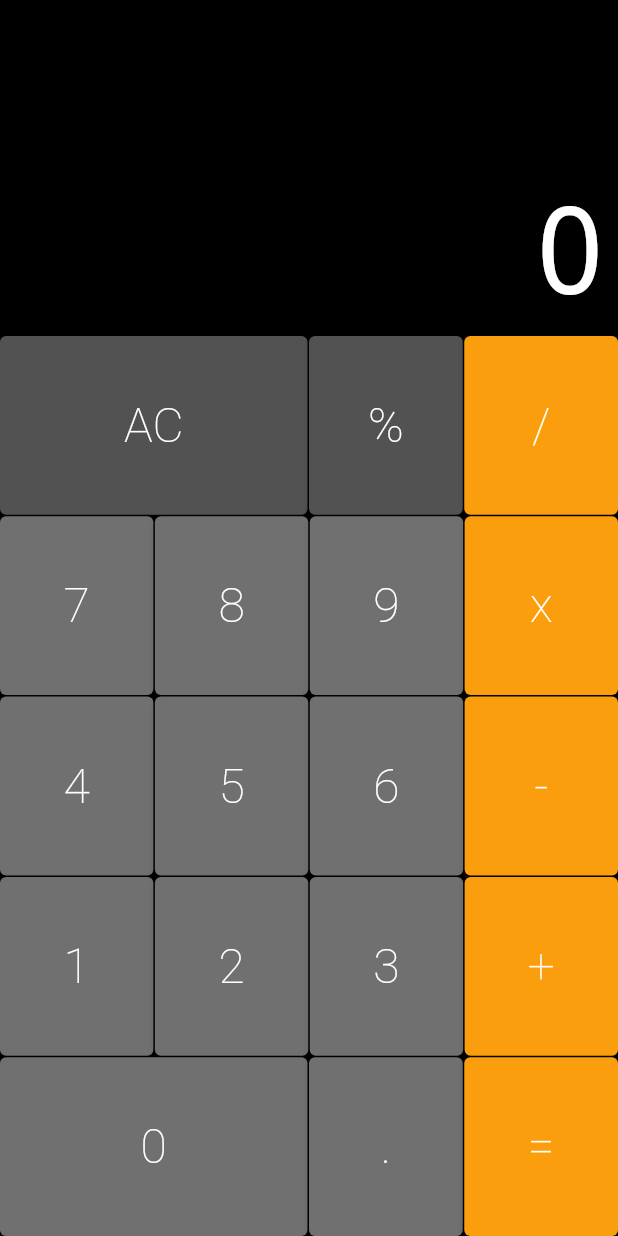
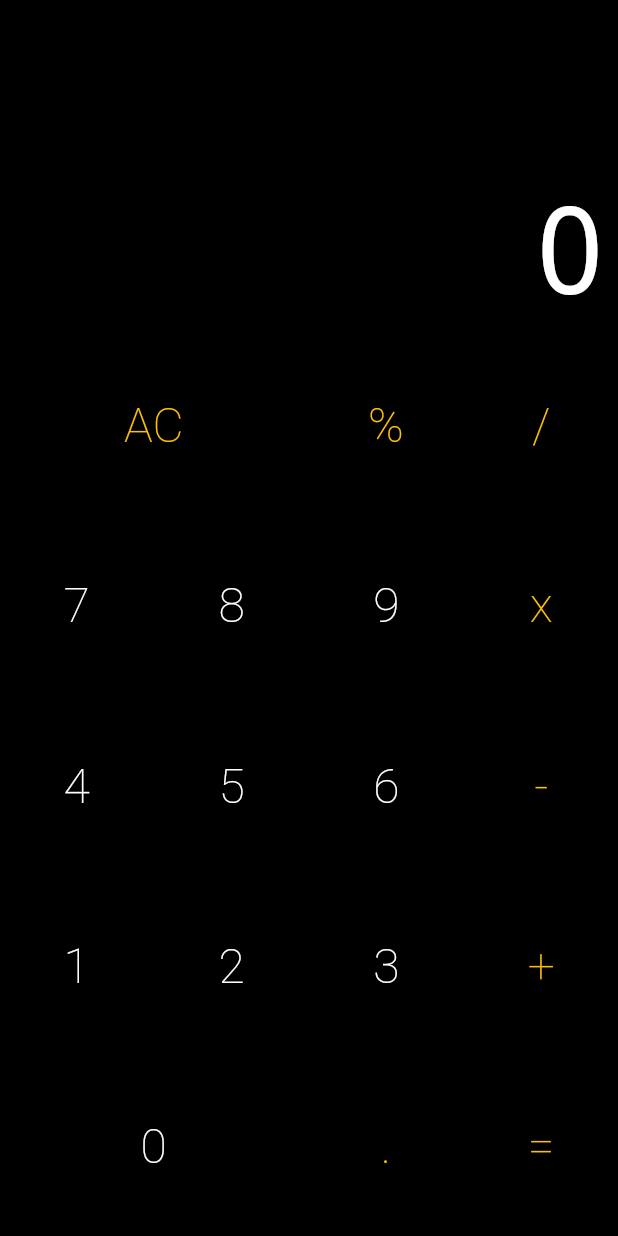
Before and after one commit to silas902/calculadora, a Flutter app: the screen it shows after launch, on a phone screen of 412 x 824 dp. Run offline on Flutter 3.47's test engine with Material 2 defaults, Android fonts, the phone set to English and light mode, and no system bars; drawn by our look-alikes of auto_size_text.

Commit message:
mudanca de cor

```diff
--- a/calculadora/lib/calculator.dart
+++ b/calculadora/lib/calculator.dart
@@ -9,6 +9,9 @@ import 'components/keyboard.dart';
 
 
 class Calculator extends StatefulWidget {
+  //const Calculator({Key? key, required this.title}) : super(key: key);
+
+
 
   @override
   State<Calculator> createState() => _CalculatorState();
@@ -28,6 +31,7 @@ class _CalculatorState extends State<Calculator> {
       DeviceOrientation.portraitUp
     ]);
     return MaterialApp(
+      debugShowCheckedModeBanner: false,
       home: Column(
         children: [
           Display(memory.value),
--- a/calculadora/lib/components/button.dart
+++ b/calculadora/lib/components/button.dart
@@ -1,34 +1,37 @@
 import 'package:flutter/material.dart';
+import '../calculator.dart';
+
 
 class Button extends StatelessWidget {
-  static const DARK = Color.fromRGBO(82, 82, 82, 1);
-  static const DEFAULT = Color.fromRGBO(112, 112, 112, 1);
-  static const OPERATION = Color.fromRGBO(250, 158, 13, 1);
+
+   MaterialColor? dd = Colors.deepOrange;
+
 
   final String text;
   final bool big;
-  final Color color;
   final void Function(String) cb;
 
   Button({
     required this.text,
     this.big = false,
-    this.color = DEFAULT,
     required this.cb,
+     this.dd,
+
   });
 
   Button.big({
     required this.text,
     this.big = true,
-    this.color = DEFAULT,
-    required this.cb,
+     required this.cb,
+     this.dd,
+
   });
 
   Button.operation({
     required this.text,
     this.big = false,
-    this.color = OPERATION,
     required this.cb,
+    this.dd,
   });
 
   @override
@@ -37,12 +40,12 @@ class Button extends StatelessWidget {
       flex: big ? 2 : 1,
       child: ElevatedButton(
         style: ElevatedButton.styleFrom(
-          primary: this.color,
+          primary: Colors.black,
         ),
         child: Text(
           text,
           style: TextStyle(
-            color: Colors.white,
+            color: dd,
             fontSize: 32,
             fontWeight: FontWeight.w200,
 
--- a/calculadora/lib/components/keyboard.dart
+++ b/calculadora/lib/components/keyboard.dart
@@ -6,7 +6,8 @@ class Keyboard extends StatelessWidget {
 
   final void Function(String) cb;
 
-  Keyboard(this.cb);
+
+  const Keyboard(this.cb,);
 
   @override
   Widget build(BuildContext context) {
@@ -16,36 +17,36 @@ class Keyboard extends StatelessWidget {
       child: Column(
         children: <Widget>[
           ButtonRow([
-            Button.big(text: 'AC', color: Button.DARK ,cb: cb,),
-            Button(text: '%', color: Button.DARK ,cb: cb,),
-            Button.operation(text: '/', cb: cb,),
+            Button.big(text: 'AC', cb: cb, dd: Colors.amber),
+            Button(text: '%',cb: cb, dd: Colors.amber,),
+            Button.operation(text: '/', cb: cb, dd: Colors.amber,),
           ]),
           SizedBox(height: 1,),
           ButtonRow([
             Button(text: '7', cb: cb,),
             Button(text: '8', cb: cb,),
             Button(text: '9', cb: cb,),
-            Button.operation(text: 'x', cb: cb,),
+            Button.operation(text: 'x', cb: cb, dd: Colors.amber,),
           ]),
           SizedBox(height: 1,),
           ButtonRow([
             Button(text: '4', cb: cb,),
             Button(text: '5', cb: cb,),
             Button(text: '6', cb: cb,),
-            Button.operation(text: '-', cb: cb,),
+            Button.operation(text: '-', cb: cb, dd: Colors.amber,),
           ]),
           SizedBox(height: 1,),
           ButtonRow([
             Button(text: '1', cb: cb,),
             Button(text: '2', cb: cb,),
             Button(text: '3', cb: cb,),
-            Button.operation(text: '+', cb: cb,),
+            Button.operation(text: '+', cb: cb, dd: Colors.amber,),
           ]),
           SizedBox(height: 1,),
           ButtonRow([
             Button.big(text: '0', cb: cb,),
-            Button(text: '.', cb: cb,),
-            Button.operation(text: '=', cb: cb,),
+            Button(text: '.', cb: cb, dd: Colors.amber,),
+            Button.operation(text: '=', cb: cb, dd: Colors.amber,),
 
           ]),
 
```
